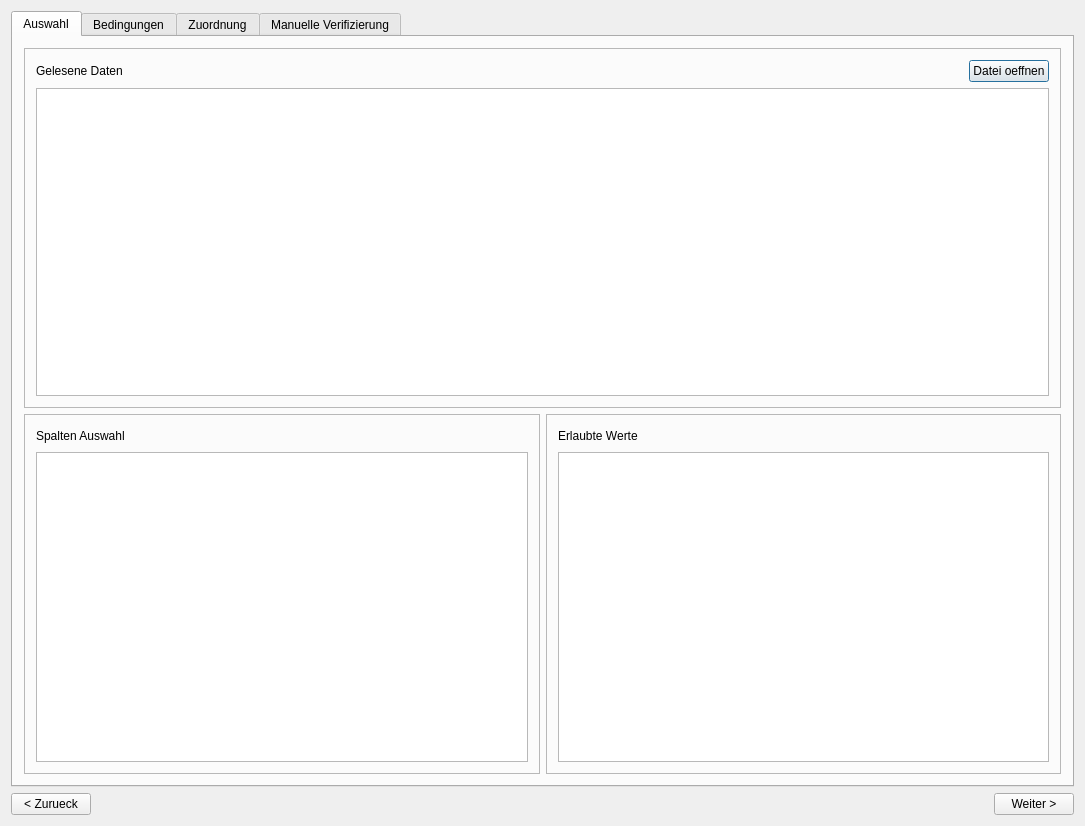
The window that dataimportdialog.ui (TecStylos/MMJODB) describes before a commit, drawn with Qt 5.
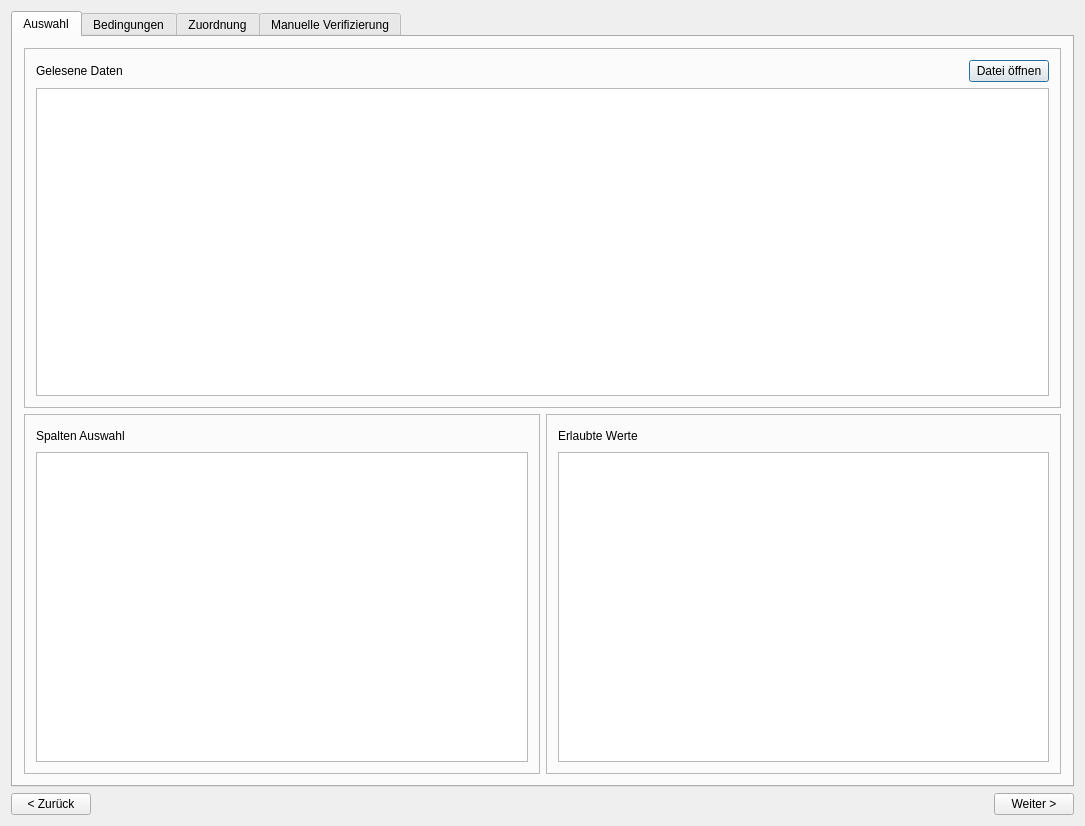
The same window after the commit.

Commit message: Modified window titles Removed vertical per pixel scrolling in tables

Diff of the .ui file:
```diff
--- a/dataimportdialog.ui
+++ b/dataimportdialog.ui
@@ -70,7 +70,7 @@
             <item>
              <widget class="QPushButton" name="buttonOpenFile">
               <property name="text">
-               <string>Datei oeffnen</string>
+               <string>Datei öffnen</string>
               </property>
              </widget>
             </item>
@@ -188,7 +188,7 @@
      <item>
       <widget class="QPushButton" name="buttonPreviousStep">
        <property name="text">
-        <string>&lt; Zurueck</string>
+        <string>&lt; Zurück</string>
        </property>
       </widget>
      </item>
```
Left out of the diff: 2 changed lines with no effect on the pictures. The commit also changes 5 other files.
